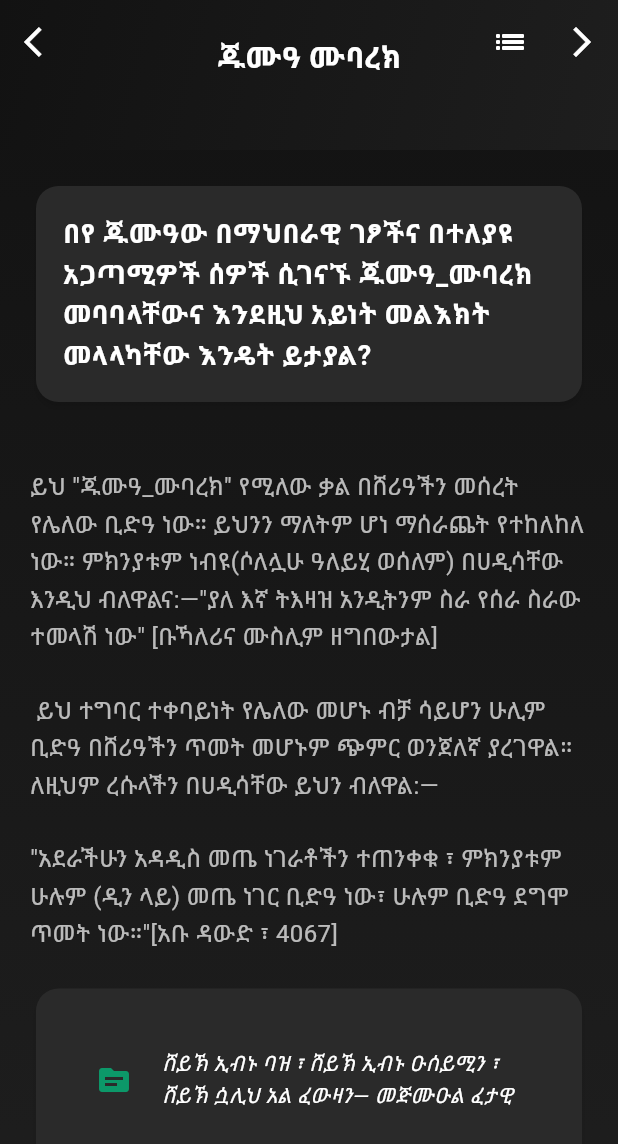
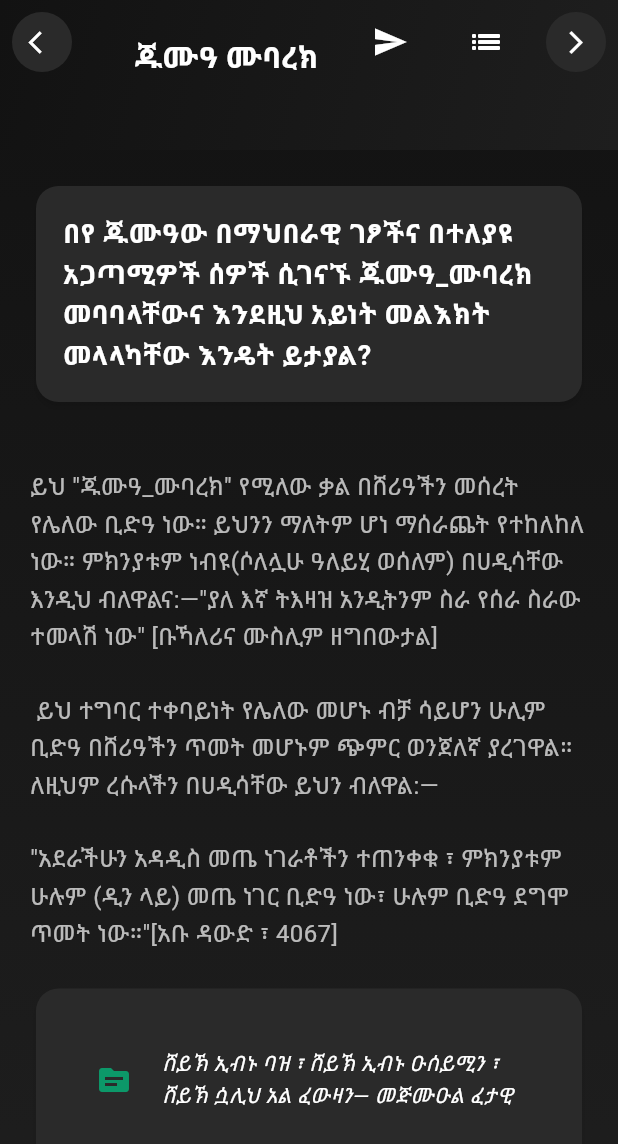
Before and after one commit to abduseK/Ye-Elm-Kazna, a Flutter app: the Page8 screen opened directly, on a phone screen of 412 x 824 dp. Shown: the top 1144 px of the screen. Run offline on Flutter 3.47's test engine with Material 3 defaults, Android fonts, the light colour scheme and no system bars; our stand-ins replace marquee, share.

Commit message:
update on ABIAT on page 8

```diff
--- a/lib/pages/page8.dart
+++ b/lib/pages/page8.dart
@@ -1,4 +1,5 @@
 import 'package:flutter/material.dart';
+import 'package:share/share.dart';
 import 'package:ye_elm_kazna/files/shortfiles.dart';
 import 'package:ye_elm_kazna/widgets/refractor_widgets.dart';
 
@@ -64,22 +65,45 @@ class _Page8State extends State<Page8> {
               ),
             ),
           ),
-          leading: IconButton(
-            onPressed: () => updateNumbers(-1),
-            icon: Icon(Icons.arrow_back_ios, color: Colors.white),
+          leading: Padding(
+            padding: const EdgeInsets.all(8.0),
+            child: CircleAvatar(
+              backgroundColor: Color(0xFF2A2A2A),
+              child: IconButton(
+                iconSize: 18,
+                onPressed: () => updateNumbers(-1),
+                icon: Icon(
+                  Icons.arrow_back_ios,
+                  color: Colors.white,
+                ),
+              ),
+            ),
           ),
           actions: [
-            // IconButton(
-            //   onPressed: () => Share.share(texts[textNumber]),
-            //   icon: Icon(Icons.send, color: Colors.white),
-            // ),
-            IconButton(
-              onPressed: () => Navigator.pop(context),
-              icon: Icon(Icons.list_sharp, color: Colors.white),
+            Padding(
+              padding: const EdgeInsets.symmetric(horizontal: 8.0),
+              child: IconButton(
+                onPressed: () => Share.share(texts4[textNumber]),
+                icon: Icon(Icons.send, color: Colors.white),
+              ),
             ),
-            IconButton(
-              onPressed: () => updateNumbers(1),
-              icon: Icon(Icons.arrow_forward_ios, color: Colors.white),
+            Padding(
+              padding: const EdgeInsets.symmetric(horizontal: 8.0),
+              child: IconButton(
+                onPressed: () => Navigator.pop(context),
+                icon: Icon(Icons.list_sharp, color: Colors.white),
+              ),
+            ),
+            Padding(
+              padding: const EdgeInsets.all(8.0),
+              child: CircleAvatar(
+                backgroundColor: Color(0xFF2A2A2A),
+                child: IconButton(
+                  iconSize: 18,
+                  onPressed: () => updateNumbers(1),
+                  icon: Icon(Icons.arrow_forward_ios, color: Colors.white),
+                ),
+              ),
             ),
           ],
         ),
```
